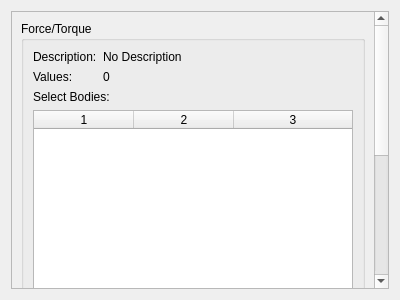
Before: the Qt Designer form RobWorkSim/src/rwsimlibs/gui/log/ForceTorqueWidget.ui in onier/RobWork, drawn with Qt 5.
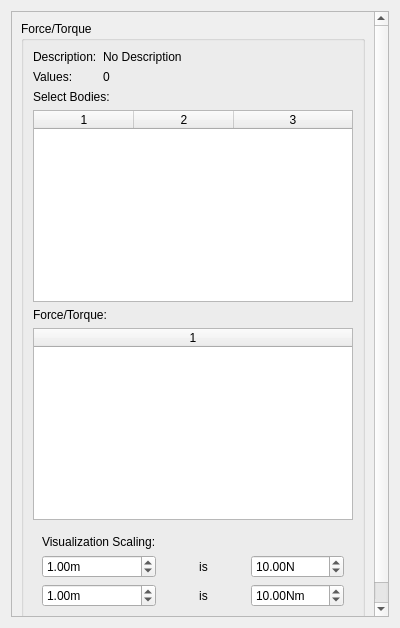
After: the same form once the commit is applied.

Commit message: Removed a lot of BOOST_FOREACH includes. Improved simulator log viewer, for instance with scaling possibilities in the GUI.

Diff of the .ui file:
```diff
--- a/RobWorkSim/src/rwsimlibs/gui/log/ForceTorqueWidget.ui
+++ b/RobWorkSim/src/rwsimlibs/gui/log/ForceTorqueWidget.ui
@@ -7,7 +7,7 @@
     <x>0</x>
     <y>0</y>
     <width>400</width>
-    <height>300</height>
+    <height>628</height>
    </rect>
   </property>
   <property name="windowTitle">
@@ -26,9 +26,9 @@
       <property name="geometry">
        <rect>
         <x>0</x>
-        <y>-248</y>
-        <width>364</width>
-        <height>536</height>
+        <y>0</y>
+        <width>384</width>
+        <height>612</height>
        </rect>
       </property>
       <layout class="QGridLayout" name="gridLayout_3">
@@ -145,6 +145,100 @@
             </item>
            </layout>
           </item>
+          <item row="2" column="0">
+           <widget class="QWidget" name="_scalingWidget" native="true">
+            <layout class="QGridLayout" name="gridLayout_2">
+             <item row="1" column="1">
+              <widget class="QLabel" name="_scaingLinLabel">
+               <property name="text">
+                <string>is</string>
+               </property>
+               <property name="alignment">
+                <set>Qt::AlignCenter</set>
+               </property>
+              </widget>
+             </item>
+             <item row="0" column="0">
+              <widget class="QLabel" name="_scalingLabel">
+               <property name="text">
+                <string>Visualization Scaling:</string>
+               </property>
+              </widget>
+             </item>
+             <item row="1" column="2">
+              <widget class="QDoubleSpinBox" name="_scalingLinB">
+               <property name="suffix">
+                <string>N</string>
+               </property>
+               <property name="maximum">
+                <double>999999.000000000000000</double>
+               </property>
+               <property name="value">
+                <double>10.000000000000000</double>
+               </property>
+              </widget>
+             </item>
+             <item row="1" column="0">
+              <widget class="QDoubleSpinBox" name="_scalingLinA">
+               <property name="suffix">
+                <string>m</string>
+               </property>
+               <property name="decimals">
+                <number>2</number>
+               </property>
+               <property name="maximum">
+                <double>9999.000000000000000</double>
+               </property>
+               <property name="singleStep">
+                <double>0.010000000000000</double>
+               </property>
+               <property name="value">
+                <double>1.000000000000000</double>
+               </property>
+              </widget>
+             </item>
+             <item row="2" column="0">
+              <widget class="QDoubleSpinBox" name="_scalingAngA">
+               <property name="suffix">
+                <string>m</string>
+               </property>
+               <property name="maximum">
+                <double>9999.000000000000000</double>
+               </property>
+               <property name="singleStep">
+                <double>0.010000000000000</double>
+               </property>
+               <property name="value">
+                <double>1.000000000000000</double>
+               </property>
+              </widget>
+             </item>
+             <item row="2" column="1">
+              <widget class="QLabel" name="_scalingAngLabel">
+               <property name="text">
+                <string>is</string>
+               </property>
+               <property name="alignment">
+                <set>Qt::AlignCenter</set>
+               </property>
+              </widget>
+             </item>
+             <item row="2" column="2">
+              <widget class="QDoubleSpinBox" name="_scalingAngB">
+               <property name="suffix">
+                <string>Nm</string>
+               </property>
+               <property name="maximum">
+                <double>9999.000000000000000</double>
+               </property>
+               <property name="value">
+                <double>10.000000000000000</double>
+               </property>
+              </widget>
+             </item>
+            </layout>
+           </widget>
+          </item>
          </layout>
         </widget>
        </item>
```
The commit also changes 120 other files.
